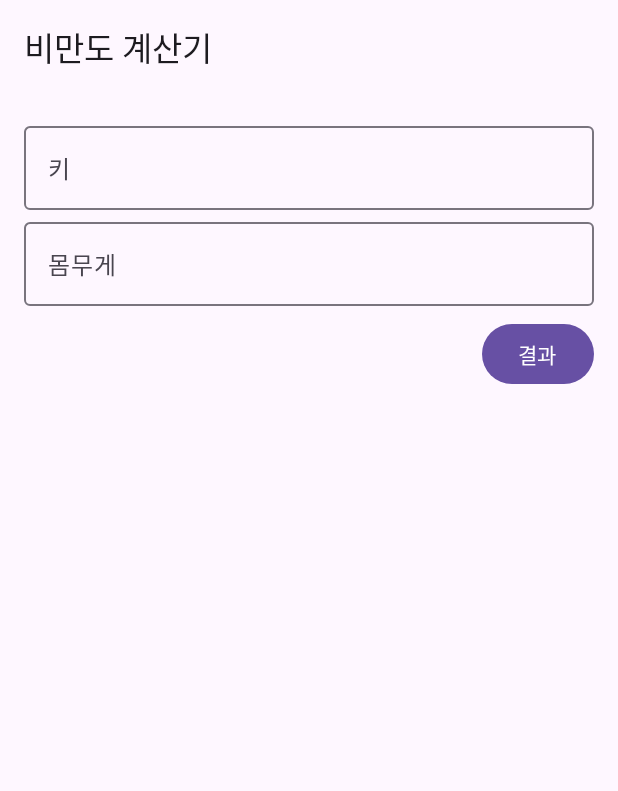
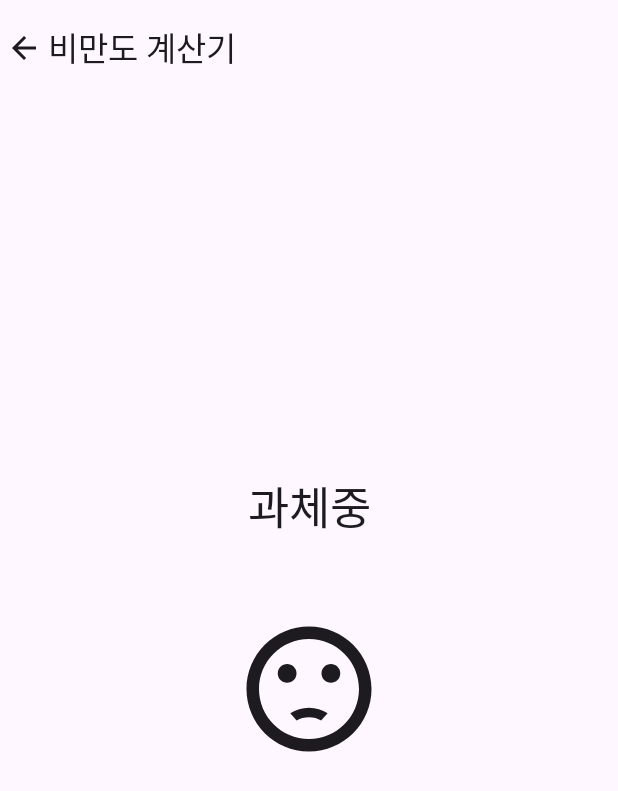
Before and after one commit to Oracle-Philip/ComposeStudy, an Android app built with Jetpack Compose: the screen it shows after launch (MainActivity), after a tap on "결과", on a phone screen of 412 x 824 dp. Shown: the top 791 px of the screen. Run offline under Robolectric (Android 15) with nearby library versions, the phone set to English and light mode, and no system bars; our stand-ins replace livedata-compose.

Commit message:
비만도 계산기 backButton

```diff
--- a/app/build.gradle
+++ b/app/build.gradle
@@ -66,6 +66,9 @@ dependencies {
     debugImplementation 'androidx.compose.ui:ui-tooling'
     debugImplementation 'androidx.compose.ui:ui-test-manifest'
 
+    //Navigation
+    implementation "androidx.navigation:navigation-compose:2.4.0-alpha10"
+
     //viewmodel
     implementation 'androidx.lifecycle:lifecycle-viewmodel-compose:2.4.0-rc01'
 
--- a/app/src/main/java/com/example/composestudy/MainActivity.kt
+++ b/app/src/main/java/com/example/composestudy/MainActivity.kt
@@ -38,8 +38,11 @@ import androidx.compose.ui.Alignment
 import androidx.compose.ui.layout.ContentScale
 import androidx.compose.ui.res.painterResource
 import androidx.compose.foundation.Image
+import androidx.compose.foundation.clickable
+import androidx.compose.foundation.layout.size
 import androidx.compose.foundation.text.KeyboardOptions
 import androidx.compose.material.icons.Icons
+import androidx.compose.material.icons.filled.ArrowBack
 import androidx.compose.material.icons.filled.Favorite
 import androidx.compose.material.icons.filled.FavoriteBorder
 import androidx.compose.runtime.MutableState
@@ -47,6 +50,7 @@ import androidx.compose.runtime.saveable.rememberSaveable
 import androidx.compose.material3.Scaffold
 import androidx.compose.material3.Button
 import androidx.compose.material3.ExperimentalMaterial3Api
+import androidx.compose.material3.Icon
 import androidx.compose.material3.OutlinedTextField
 import androidx.compose.material3.Scaffold
 import androidx.compose.material3.SnackbarHost
@@ -65,6 +69,10 @@ import androidx.lifecycle.LiveData
 import androidx.lifecycle.MutableLiveData
 import androidx.lifecycle.ViewModel
 import androidx.lifecycle.viewmodel.compose.viewModel
+import androidx.navigation.NavController
+import androidx.navigation.compose.NavHost
+import androidx.navigation.compose.composable
+import androidx.navigation.compose.rememberNavController
 import kotlinx.coroutines.launch
 
 class MainActivity : ComponentActivity() {
@@ -75,7 +83,15 @@ class MainActivity : ComponentActivity() {
     override fun onCreate(savedInstanceState: Bundle?) {
         super.onCreate(savedInstanceState)
         setContent {
-            HomeScreen()
+            val navController = rememberNavController()
+            NavHost(navController = navController, startDestination = "home"){
+                composable(route = "home"){
+                    HomeScreen(navController)
+                }
+                composable(route = "resulut"){
+                    ResultScreen(navController, bmi = 12.0)
+                }
+            }
         }
     }
 }
@@ -83,7 +99,7 @@ class MainActivity : ComponentActivity() {
 @SuppressLint("UnusedMaterial3ScaffoldPaddingParameter")
 @OptIn(ExperimentalMaterial3Api::class)
 @Composable
-fun HomeScreen(){
+fun HomeScreen(navController: NavController){
     val (height, setHeight) = rememberSaveable {
         mutableStateOf("")
     }
@@ -122,7 +138,9 @@ fun HomeScreen(){
             )
             Spacer(modifier = Modifier.height(8.dp))
             Button(
-                onClick = {},
+                onClick = {
+                          navController.navigate("resulut")
+                },
                 modifier = Modifier.align(Alignment.End)
             ){
                 Text("결과")
@@ -130,3 +148,44 @@ fun HomeScreen(){
         }
     }
 }
+
+@OptIn(ExperimentalMaterial3Api::class)
+@SuppressLint("UnusedMaterial3ScaffoldPaddingParameter")
+@Composable
+fun ResultScreen(navController: NavController, bmi: Double,){
+    Scaffold(
+        topBar = {
+            TopAppBar(title = {Text("비만도 계산기")},
+            navigationIcon = {
+                Icon(
+                    imageVector = Icons.Default.ArrowBack,
+                    contentDescription = "home",
+                    modifier = Modifier.clickable {
+                        navController.popBackStack()
+                    }
+                )
+            })
+        }
+    ) {
+        Column(
+            modifier = Modifier.fillMaxSize(),
+            verticalArrangement = Arrangement.Center,
+            horizontalAlignment = Alignment.CenterHorizontally
+        ) {
+            //Spacer(modifier = Modifier.height(60.dp))
+            Text("과체중", fontSize = 30.sp)
+            Spacer(modifier = Modifier.height(50.dp))
+            Icon(
+                painter = painterResource(id = R.drawable.baseline_sentiment_dissatisfied_24),
+                contentDescription = null,
+                modifier = Modifier.size(100.dp),
+            )
+        }
+    }
+}
+
+@Preview
+@Composable
+fun Preview(){
+
+}
--- /dev/null
+++ b/app/src/main/res/drawable/baseline_sentiment_dissatisfied_24.xml
@@ -0,0 +1,7 @@
+<vector android:height="24dp" android:tint="#000000"
+    android:viewportHeight="24" android:viewportWidth="24"
+    android:width="24dp" xmlns:android="http://schemas.android.com/apk/res/android">
+    <path android:fillColor="@android:color/white" android:pathData="M15.5,9.5m-1.5,0a1.5,1.5 0,1 1,3 0a1.5,1.5 0,1 1,-3 0"/>
+    <path android:fillColor="@android:color/white" android:pathData="M8.5,9.5m-1.5,0a1.5,1.5 0,1 1,3 0a1.5,1.5 0,1 1,-3 0"/>
+    <path android:fillColor="@android:color/white" android:pathData="M11.99,2C6.47,2 2,6.48 2,12s4.47,10 9.99,10C17.52,22 22,17.52 22,12S17.52,2 11.99,2zM12,20c-4.42,0 -8,-3.58 -8,-8s3.58,-8 8,-8 8,3.58 8,8 -3.58,8 -8,8zM12,16.5c0.73,0 1.39,0.19 1.97,0.53 0.12,-0.14 0.86,-0.98 1.01,-1.14 -0.85,-0.56 -1.87,-0.89 -2.98,-0.89 -1.11,0 -2.13,0.33 -2.99,0.88 0.97,1.09 0.01,0.02 1.01,1.14 0.59,-0.33 1.25,-0.52 1.98,-0.52z"/>
+</vector>
--- /dev/null
+++ b/app/src/main/res/drawable/baseline_sentiment_satisfied_24.xml
@@ -0,0 +1,7 @@
+<vector android:height="24dp" android:tint="#000000"
+    android:viewportHeight="24" android:viewportWidth="24"
+    android:width="24dp" xmlns:android="http://schemas.android.com/apk/res/android">
+    <path android:fillColor="@android:color/white" android:pathData="M15.5,9.5m-1.5,0a1.5,1.5 0,1 1,3 0a1.5,1.5 0,1 1,-3 0"/>
+    <path android:fillColor="@android:color/white" android:pathData="M8.5,9.5m-1.5,0a1.5,1.5 0,1 1,3 0a1.5,1.5 0,1 1,-3 0"/>
+    <path android:fillColor="@android:color/white" android:pathData="M11.99,2C6.47,2 2,6.48 2,12s4.47,10 9.99,10C17.52,22 22,17.52 22,12S17.52,2 11.99,2zM12,20c-4.42,0 -8,-3.58 -8,-8s3.58,-8 8,-8 8,3.58 8,8 -3.58,8 -8,8zM12,16c-0.73,0 -1.38,-0.18 -1.96,-0.52 -0.12,0.14 -0.86,0.98 -1.01,1.15 0.86,0.55 1.87,0.87 2.97,0.87 1.11,0 2.12,-0.33 2.98,-0.88 -0.97,-1.09 -0.01,-0.02 -1.01,-1.15 -0.59,0.35 -1.24,0.53 -1.97,0.53z"/>
+</vector>
--- /dev/null
+++ b/app/src/main/res/drawable/baseline_sentiment_very_dissatisfied_24.xml
@@ -0,0 +1,7 @@
+<vector android:height="24dp" android:tint="#000000"
+    android:viewportHeight="24" android:viewportWidth="24"
+    android:width="24dp" xmlns:android="http://schemas.android.com/apk/res/android">
+    <path android:fillColor="@android:color/white" android:pathData="M15.5,9.5m-1.5,0a1.5,1.5 0,1 1,3 0a1.5,1.5 0,1 1,-3 0"/>
+    <path android:fillColor="@android:color/white" android:pathData="M8.5,9.5m-1.5,0a1.5,1.5 0,1 1,3 0a1.5,1.5 0,1 1,-3 0"/>
+    <path android:fillColor="@android:color/white" android:pathData="M11.99,2C6.47,2 2,6.48 2,12s4.47,10 9.99,10C17.52,22 22,17.52 22,12S17.52,2 11.99,2zM12,20c-4.42,0 -8,-3.58 -8,-8s3.58,-8 8,-8 8,3.58 8,8 -3.58,8 -8,8zM12,14c-2.33,0 -4.32,1.45 -5.12,3.5h1.67c0.69,-1.19 1.97,-2 3.45,-2s2.75,0.81 3.45,2h1.67c-0.8,-2.05 -2.79,-3.5 -5.12,-3.5z"/>
+</vector>
```
